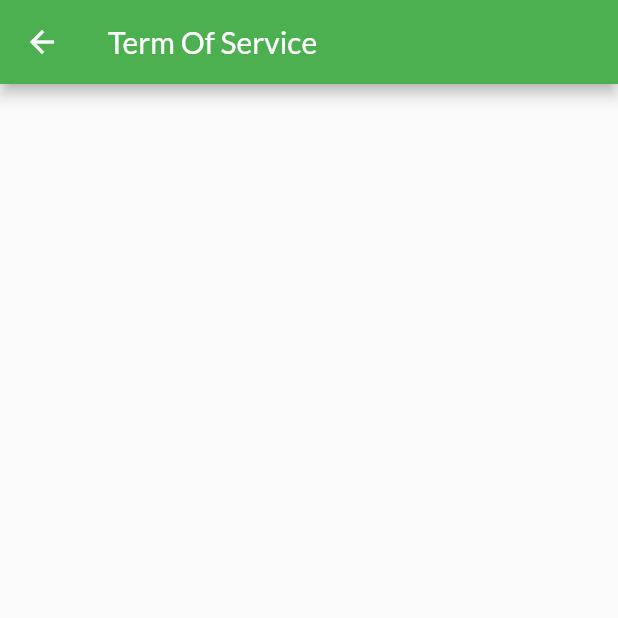
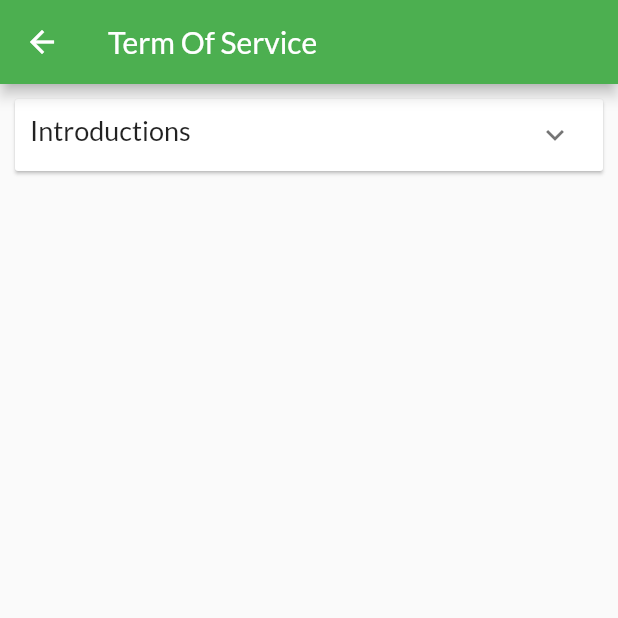
Before and after one commit to Kuliyeah/covid-go-cek-in, a Flutter app: the Term_Of_Service_Page screen opened directly, on a phone screen of 412 x 824 dp, the top half of it. Run offline on Flutter 3.47's test engine with Material 2 defaults, Android fonts, the phone set to English and light mode, and no system bars; our stand-ins replace double_back_to_close_app; missing offline and left inert: flutter_barcode_scanner.

Commit message:
Add list ItemModel in term_of_service_page.dart
coba

```diff
--- a/lib/view/screen/account_screen/term_of_service_screen/term_of_service_page.dart
+++ b/lib/view/screen/account_screen/term_of_service_screen/term_of_service_page.dart
@@ -8,7 +8,17 @@ class Term_Of_Service_Page extends StatefulWidget {
 }
 
 class _Term_Of_Service_pageState extends State<Term_Of_Service_Page> {
-  List<ItemModel> itemData = <ItemModel>[];
+  List<ItemModel> itemData = <ItemModel>[
+    ItemModel(
+      headerItem: 'Introductions',
+      discription:
+          "Welcome to Covid Checki-In (“Company”, “we”, “our”, “us”).\n"
+          "These Terms of Service (“Terms”, “Terms of Service”) govern your use of our website located at checkci.id (together or individually “Service”) operated by Covid Checki-In.\n"
+          "Our Privacy Policy also governs your use of our Service and explains how we collect, safeguard and disclose information that results from your use of our web pages.\n"
+          "Your agreement with us includes these Terms and our Privacy Policy (“Agreements”). You acknowledge that you have read and understood Agreements, and agree to be bound of them.\n"
+          "If you do not agree with (or cannot comply with) Agreements, then you may not use the Service, but please let us know by emailing at dzakwandh@cci.id so we can try to find a solution. These Terms apply to all visitors, users and others who wish to access or use Service.",
+    ),
+  ];
   @override
   Widget build(BuildContext context) {
     return Scaffold(
@@ -52,6 +62,7 @@ class _Term_Of_Service_pageState extends State<Term_Of_Service_Page> {
                               fontSize: 15,
                               height: 1.3,
                             ),
+                            textAlign: TextAlign.justify,
                           ),
                         ],
                       ),
```
